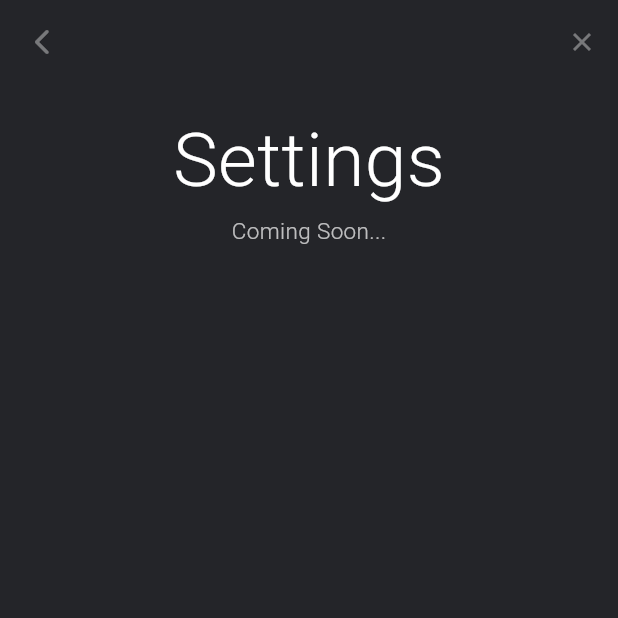
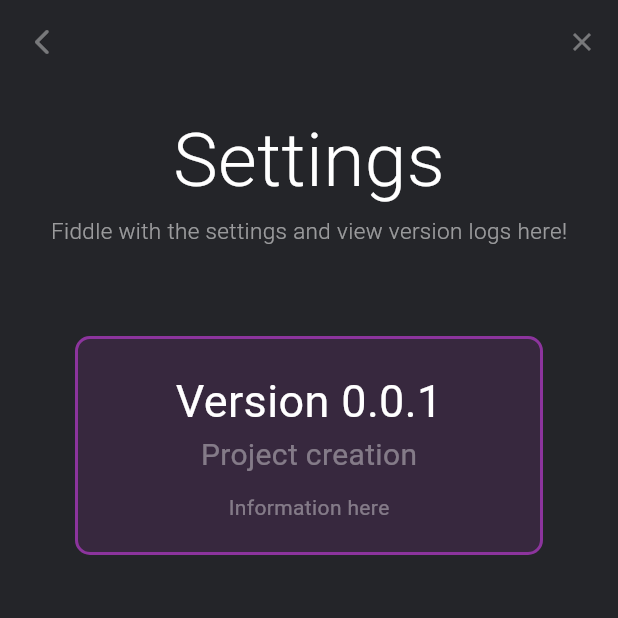
Before and after one commit to CodexGuin/Visualizers, a Flutter app: the Settings screen opened by its route, on a phone screen of 412 x 824 dp, the top half of it. Run offline on Flutter 3.47's test engine with Material 3 defaults, Android fonts, the light colour scheme and no system bars; our stand-ins replace audioplayers, flutter_animate, gap, toggle_switch; missing offline and left inert: window_manager.

Commit message:
Subject Line: Revised UI: Enhanced experience for settings page
Body of the commit message:
A comprehensive overhaul of the UI has been undertaken with particular emphasis on the settings page. A new 'VersionLog' widget has been added to facilitate the structured display of the version logs. This would include the version number, a subheading, and additional details for each version.

In addition to this, there are minor tweaks to the color scheme in our header widget to improve visibility and readability. A comment in the _PathfinderState class was also revised for clarity.

The mentioned revisions aim to improve the overall user experience and navigation through the app.

Testing generation by GPT.

```diff
--- a/lib/screens/pathfinder.dart
+++ b/lib/screens/pathfinder.dart
@@ -37,7 +37,7 @@ class _PathfinderState extends State<Pathfinder> {
   // * Start and end idx
   int? startIdx, endIdx;
 
-  // Animation sequence
+  // * Animation sequence
   List<int> animationSequence = [];
 
   void onCellClick(int idx) {
--- a/lib/screens/settings.dart
+++ b/lib/screens/settings.dart
@@ -1,4 +1,5 @@
 import 'package:flutter/material.dart';
+import 'package:gap/gap.dart';
 import 'package:visualizer/widgets/header.dart';
 
 class Settings extends StatelessWidget {
@@ -9,10 +10,63 @@ class Settings extends StatelessWidget {
     return Scaffold(
       backgroundColor: Headers().backgroundColorDark,
       appBar: Headers().defaultBar(leading: Headers().subpageButton(context)),
-      body: Column(children: [
-        Headers().headerOne('Settings'),
-        Headers().headerTwo('Coming Soon...'),
-      ]),
+      body: Column(
+        children: [
+          Headers().headerOne('Settings'),
+          Headers().headerTwo(
+              'Fiddle with the settings and view version logs here!'),
+          Expanded(
+            child: Container(
+              padding: const EdgeInsets.all(50),
+              child: ListView(
+                children: const [
+                  Column(
+                    children: [
+                      VersionLog(
+                          versionNum: 'Version 0.0.1',
+                          subtitle: 'Project creation',
+                          information: 'Information here'),
+                    ],
+                  ),
+                ],
+              ),
+            ),
+          ),
+        ],
+      ),
     );
   }
 }
+
+class VersionLog extends StatelessWidget {
+  final String versionNum, subtitle, information;
+  const VersionLog(
+      {super.key,
+      required this.versionNum,
+      required this.subtitle,
+      required this.information});
+
+  @override
+  Widget build(BuildContext context) {
+    return Container(
+        padding: const EdgeInsets.all(20),
+        margin: const EdgeInsets.symmetric(vertical: 10),
+        decoration: BoxDecoration(
+            borderRadius: BorderRadius.circular(10),
+            color: Colors.purpleAccent.withOpacity(0.1),
+            border: Border.all(
+                color: Colors.purpleAccent.withOpacity(0.5), width: 2)),
+        child: Column(children: [
+          Center(
+              child: Text(versionNum,
+                  style: const TextStyle(fontSize: 30, color: Colors.white))),
+          Center(
+              child: Text(subtitle,
+                  style: const TextStyle(fontSize: 20, color: Colors.white38))),
+          const Gap(10),
+          Center(
+              child: Text(information,
+                  style: const TextStyle(color: Colors.white38)))
+        ]));
+  }
+}
--- a/lib/widgets/header.dart
+++ b/lib/widgets/header.dart
@@ -44,7 +44,7 @@ class Headers {
     return Center(
         child: Text(headerText,
             style: const TextStyle(
-                color: Colors.white70,
+                color: Colors.white54,
                 fontWeight: FontWeight.w300,
                 fontSize: 15)));
   }
```
